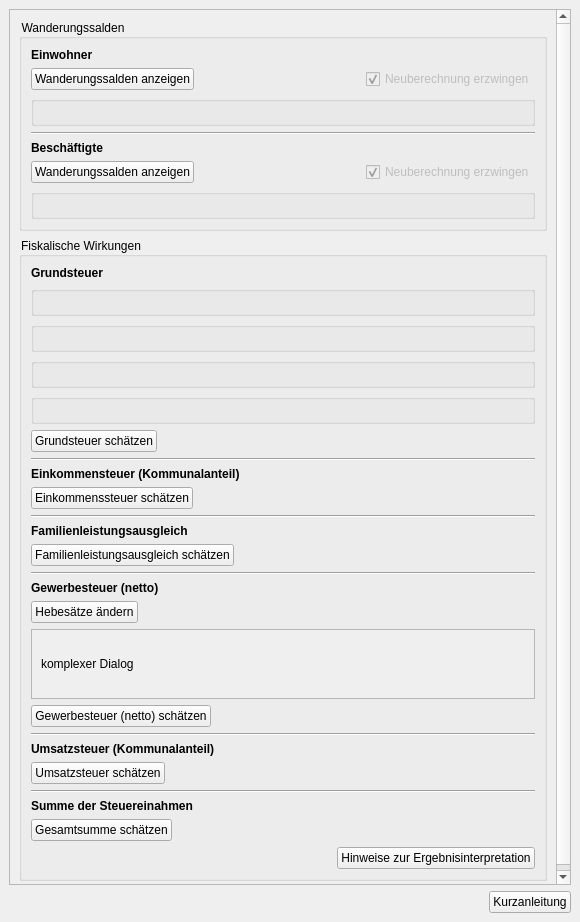
projektcheck/ProjektCheck-QGIS, file projektchecktools/ui/ProjektCheck_dockwidget_analysis_07-KSt.ui: the form before one commit.
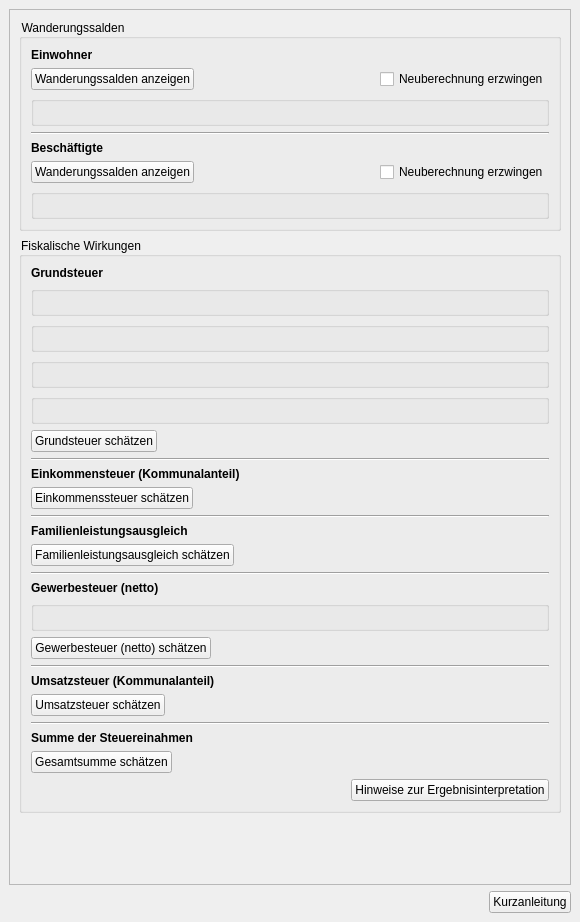
The form after the commit. Icons and pictures are not drawn. Custom widgets are drawn as their Qt base class.

Commit message: edit/save gewerbesteuer hebesatze

Patch:
```diff
--- a/projektchecktools/ui/ProjektCheck_dockwidget_analysis_07-KSt.ui
+++ b/projektchecktools/ui/ProjektCheck_dockwidget_analysis_07-KSt.ui
@@ -132,7 +132,7 @@
              <item>
               <widget class="QCheckBox" name="checkBox_21">
                <property name="enabled">
-                <bool>false</bool>
+                <bool>true</bool>
                </property>
                <property name="layoutDirection">
                 <enum>Qt::LeftToRight</enum>
@@ -141,7 +141,7 @@
                 <string>Neuberechnung erzwingen</string>
                </property>
                <property name="checked">
-                <bool>true</bool>
+                <bool>false</bool>
                </property>
               </widget>
              </item>
@@ -221,7 +221,7 @@
              <item>
               <widget class="QCheckBox" name="checkBox_24">
                <property name="enabled">
-                <bool>false</bool>
+                <bool>true</bool>
                </property>
                <property name="layoutDirection">
                 <enum>Qt::LeftToRight</enum>
@@ -230,7 +230,7 @@
                 <string>Neuberechnung erzwingen</string>
                </property>
                <property name="checked">
-                <bool>true</bool>
+                <bool>false</bool>
                </property>
               </widget>
              </item>
@@ -483,110 +483,19 @@
             </widget>
            </item>
            <item>
-            <widget class="QPushButton" name="pushButton_36">
-             <property name="sizePolicy">
-              <sizepolicy hsizetype="Fixed" vsizetype="Fixed">
-               <horstretch>0</horstretch>
-               <verstretch>0</verstretch>
-              </sizepolicy>
+            <widget class="QGroupBox" name="gewerbesteuer_hebesatz_param_group">
+             <property name="font">
+              <font>
+               <family>MS Shell Dlg 2</family>
+               <pointsize>8</pointsize>
+               <weight>50</weight>
+               <bold>false</bold>
+              </font>
              </property>
-             <property name="toolTip">
-              <string>&lt;html&gt;&lt;head/&gt;&lt;body&gt;&lt;p&gt;&lt;span style=&quot; font-weight:600;&quot;&gt;Gewerbesteuer-Hebesätze&lt;/span&gt;&lt;/p&gt;&lt;p&gt;Die Hebesätze der Projektgemeinde sowie der umliegenden Gemeinden für die Gewerbesteuer anpassen.&lt;/p&gt;&lt;/body&gt;&lt;/html&gt;</string>
+             <property name="title">
+              <string/>
              </property>
-             <property name="layoutDirection">
-              <enum>Qt::LeftToRight</enum>
-             </property>
-             <property name="autoFillBackground">
-              <bool>false</bool>
-             </property>
-             <property name="text">
-              <string>Hebesätze ändern</string>
-             </property>
-             <property name="icon">
-              <iconset>
-               <normaloff>../../images/iconset_mob/20190619_iconset_mob_specify_2.png</normaloff>../../images/iconset_mob/20190619_iconset_mob_specify_2.png</iconset>
-             </property>
-             <property name="checkable">
-              <bool>true</bool>
-             </property>
-             <property name="flat">
-              <bool>false</bool>
-             </property>
-            </widget>
-           </item>
-           <item>
-            <widget class="QScrollArea" name="scrollArea_2">
-             <property name="sizePolicy">
-              <sizepolicy hsizetype="Minimum" vsizetype="Fixed">
-               <horstretch>0</horstretch>
-               <verstretch>0</verstretch>
-              </sizepolicy>
-             </property>
-             <property name="palette">
-              <palette>
-               <active>
-                <colorrole role="Button">
-                 <brush brushstyle="SolidPattern">
-                  <color alpha="255">
-                   <red>255</red>
-                   <green>213</green>
-                   <blue>253</blue>
-                  </color>
-                 </brush>
-                </colorrole>
-               </active>
-               <inactive>
-                <colorrole role="Button">
-                 <brush brushstyle="SolidPattern">
-                  <color alpha="255">
-                   <red>255</red>
-                   <green>213</green>
-                   <blue>253</blue>
-                  </color>
-                 </brush>
-                </colorrole>
-               </inactive>
-               <disabled>
-                <colorrole role="Button">
-                 <brush brushstyle="SolidPattern">
-                  <color alpha="255">
-                   <red>255</red>
-                   <green>213</green>
-                   <blue>253</blue>
-                  </color>
-                 </brush>
-                </colorrole>
-               </disabled>
-              </palette>
-             </property>
-             <property name="widgetResizable">
-              <bool>true</bool>
-             </property>
-             <widget class="QWidget" name="scrollAreaWidgetContents_2">
-              <property name="geometry">
-               <rect>
-                <x>0</x>
-                <y>0</y>
-                <width>538</width>
-                <height>52</height>
-               </rect>
-              </property>
-              <layout class="QVBoxLayout" name="verticalLayout_8">
-               <item>
-                <widget class="QLabel" name="label_4">
-                 <property name="sizePolicy">
-                  <sizepolicy hsizetype="Fixed" vsizetype="Fixed">
-                   <horstretch>0</horstretch>
-                   <verstretch>0</verstretch>
-                  </sizepolicy>
-                 </property>
-                 <property name="text">
-                  <string>komplexer Dialog</string>
-                 </property>
-                </widget>
-               </item>
-              </layout>
-             </widget>
+             <layout class="QVBoxLayout" name="verticalLayout_16"/>
             </widget>
            </item>
            <item>
```
Left out of the diff: 19 changed lines with no effect on the pictures. The commit also changes 5 other files.
